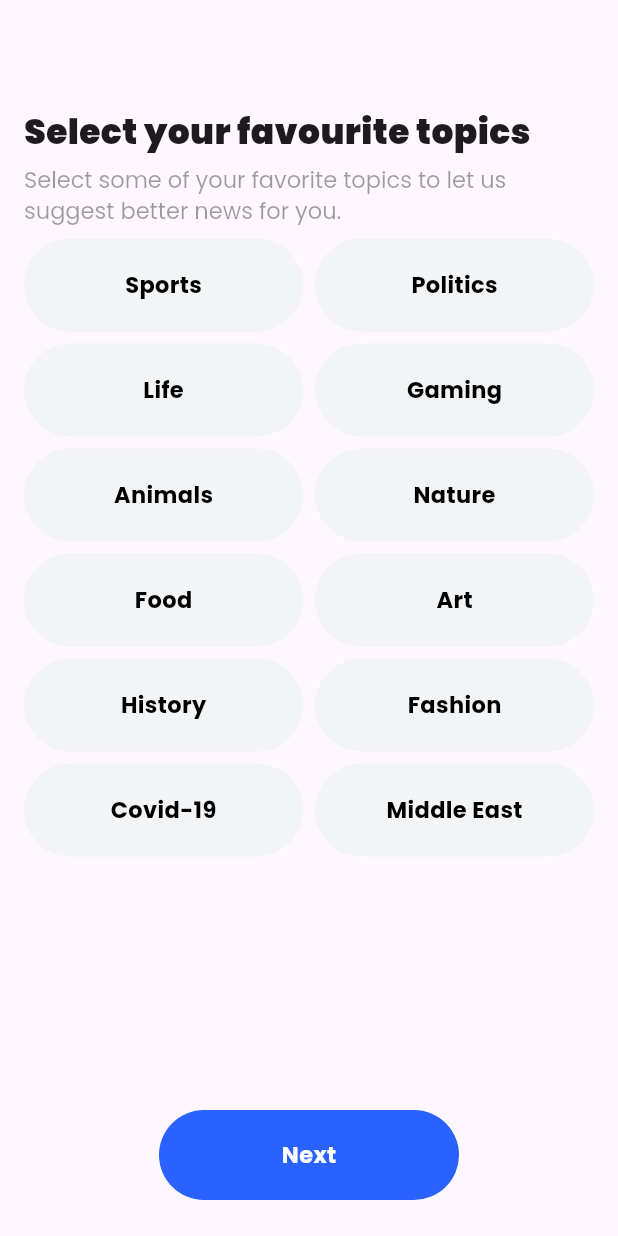
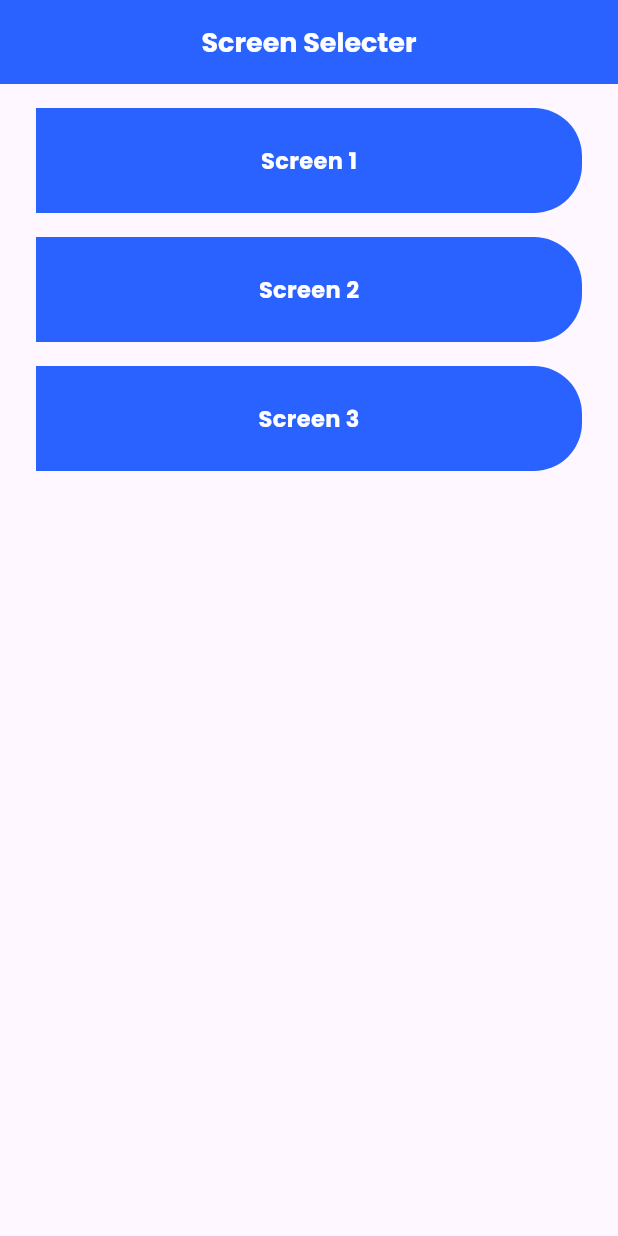
Before and after one commit to muzzammil763/news_app, a Flutter app: the screen it shows after launch, on a phone screen of 412 x 824 dp. Run offline on Flutter 3.47's test engine with Material 3 defaults, Android fonts, the phone set to English and light mode, and no system bars; our stand-ins replace google_fonts.

Commit message:
added a screen selecter page for easy navigating

```diff
--- a/lib/Screens/favourite_topic.dart
+++ b/lib/Screens/screen_one.dart
@@ -1,14 +1,14 @@
 import 'package:flutter/material.dart';
-import 'package:news_app/Screens/homepage.dart';
+import 'package:news_app/Screens/screen_two.dart';
 
-class FavouriteScreen extends StatefulWidget {
-  const FavouriteScreen({super.key});
+class Screen1 extends StatefulWidget {
+  const Screen1({super.key});
 
   @override
-  State<FavouriteScreen> createState() => _FavouriteScreenState();
+  State<Screen1> createState() => _Screen1State();
 }
 
-class _FavouriteScreenState extends State<FavouriteScreen> {
+class _Screen1State extends State<Screen1> {
   List<String> selectedTopics = [];
 
   @override
@@ -49,15 +49,6 @@ class _FavouriteScreenState extends State<FavouriteScreen> {
             const Spacer(),
             //if (selectedTopics.isNotEmpty)
             Center(
-              child: InkWell(
-                onTap: () {
-                  Navigator.push(
-                    context,
-                    MaterialPageRoute(
-                      builder: (context) => const HomePageScreen(),
-                    ),
-                  );
-                },
               child: Container(
                 height: 60,
                 width: 200,
@@ -72,7 +63,6 @@ class _FavouriteScreenState extends State<FavouriteScreen> {
                       fontSize: 15,
                       fontWeight: FontWeight.bold,
                       color: Colors.white,
-                      ),
                     ),
                   ),
                 ),
--- /dev/null
+++ b/lib/Screens/screenselecter.dart
@@ -0,0 +1,135 @@
+import 'package:flutter/material.dart';
+import 'package:news_app/Screens/screen_one.dart';
+import 'package:news_app/Screens/screen_three.dart';
+import 'package:news_app/Screens/screen_two.dart';
+
+class ScreenSelecter extends StatelessWidget {
+  const ScreenSelecter({super.key});
+
+  @override
+  Widget build(BuildContext context) {
+    return Scaffold(
+      appBar: AppBar(
+        centerTitle: true,
+        backgroundColor: Colors.blueAccent[700],
+        title: const Text(
+          'Screen Selecter',
+          style: TextStyle(
+            fontSize: 18,
+            fontWeight: FontWeight.bold,
+            color: Colors.white,
+          ),
+        ),
+      ),
+      body: Padding(
+        padding: const EdgeInsets.symmetric(
+          horizontal: 24,
+          vertical: 16,
+        ),
+        child: Column(
+          children: [
+            InkWell(
+              onTap: () {
+                Navigator.push(
+                  context,
+                  MaterialPageRoute(
+                    builder: (context) => const Screen1(),
+                  ),
+                );
+              },
+              child: Container(
+                height: 70,
+                width: double.infinity,
+                decoration: BoxDecoration(
+                  borderRadius: const BorderRadius.only(
+                    topRight: Radius.circular(32),
+                    bottomRight: Radius.circular(32),
+                  ),
+                  color: Colors.blueAccent[700],
+                ),
+                child: const Center(
+                  child: Text(
+                    'Screen 1',
+                    style: TextStyle(
+                      fontSize: 15,
+                      fontWeight: FontWeight.bold,
+                      color: Colors.white,
+                    ),
+                  ),
+                ),
+              ),
+            ),
+            const SizedBox(
+              height: 16,
+            ),
+            InkWell(
+              onTap: () {
+                Navigator.push(
+                  context,
+                  MaterialPageRoute(
+                    builder: (context) => const Screen2(),
+                  ),
+                );
+              },
+              child: Container(
+                height: 70,
+                width: double.infinity,
+                decoration: BoxDecoration(
+                  borderRadius: const BorderRadius.only(
+                    topRight: Radius.circular(32),
+                    bottomRight: Radius.circular(32),
+                  ),
+                  color: Colors.blueAccent[700],
+                ),
+                child: const Center(
+                  child: Text(
+                    'Screen 2',
+                    style: TextStyle(
+                      fontSize: 15,
+                      fontWeight: FontWeight.bold,
+                      color: Colors.white,
+                    ),
+                  ),
+                ),
+              ),
+            ),
+            const SizedBox(
+              height: 16,
+            ),
+            InkWell(
+              onTap: () {
+                Navigator.push(
+                  context,
+                  MaterialPageRoute(
+                    builder: (context) => const Screen3(),
+                  ),
+                );
+              },
+              child: Container(
+                height: 70,
+                width: double.infinity,
+                decoration: BoxDecoration(
+                  borderRadius: const BorderRadius.only(
+                    topRight: Radius.circular(32),
+                    bottomRight: Radius.circular(32),
+                  ),
+                  color: Colors.blueAccent[700],
+                ),
+                child: const Center(
+                  child: Text(
+                    'Screen 3',
+                    style: TextStyle(
+                      fontSize: 15,
+                      fontWeight: FontWeight.bold,
+                      color: Colors.white,
+                    ),
+                  ),
+                ),
+              ),
+            ),
+          ],
+        ),
+      ),
+    );
+  }
+}
--- a/lib/main.dart
+++ b/lib/main.dart
@@ -1,7 +1,8 @@
 import 'package:flutter/material.dart';
 import 'package:flutter/services.dart';
 import 'package:google_fonts/google_fonts.dart';
-import 'package:news_app/Screens/favourite_topic.dart';
+import 'package:news_app/Screens/screen_one.dart';
+import 'package:news_app/Screens/screenselecter.dart';
 
 void main() {
   runApp(const MyApp());
@@ -22,7 +23,7 @@ class MyApp extends StatelessWidget {
         theme: ThemeData(
           textTheme: GoogleFonts.poppinsTextTheme(),
         ),
-        home: const FavouriteScreen(),
+        home: const ScreenSelecter(),
       ),
     );
   }
```
Also changed, not shown: lib/Screens/screen_three.dart (renamed from lib/Screens/homepage2.dart, +111 -9 lines), lib/Screens/screen_two.dart (renamed from lib/Screens/homepage.dart, +17 -28 lines), assets/images/art.jpg (added), assets/images/g.png (added). Lines whose indentation alone changed are shown as unchanged.
